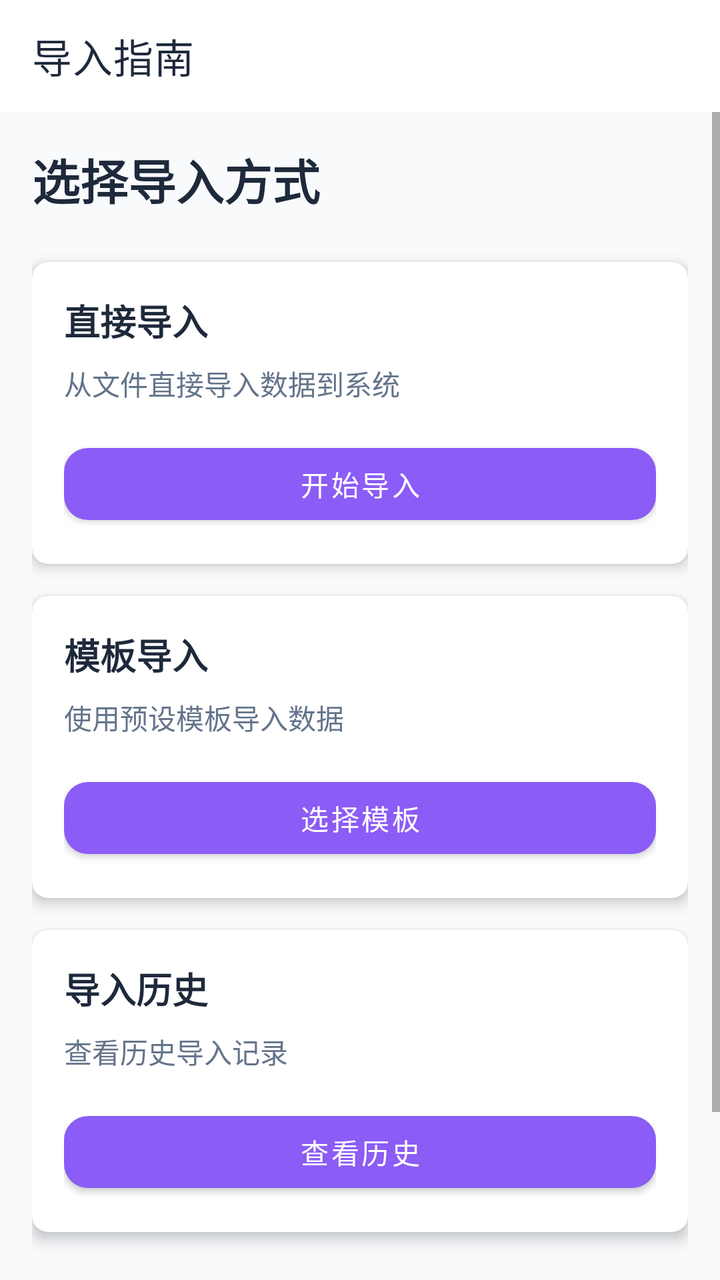
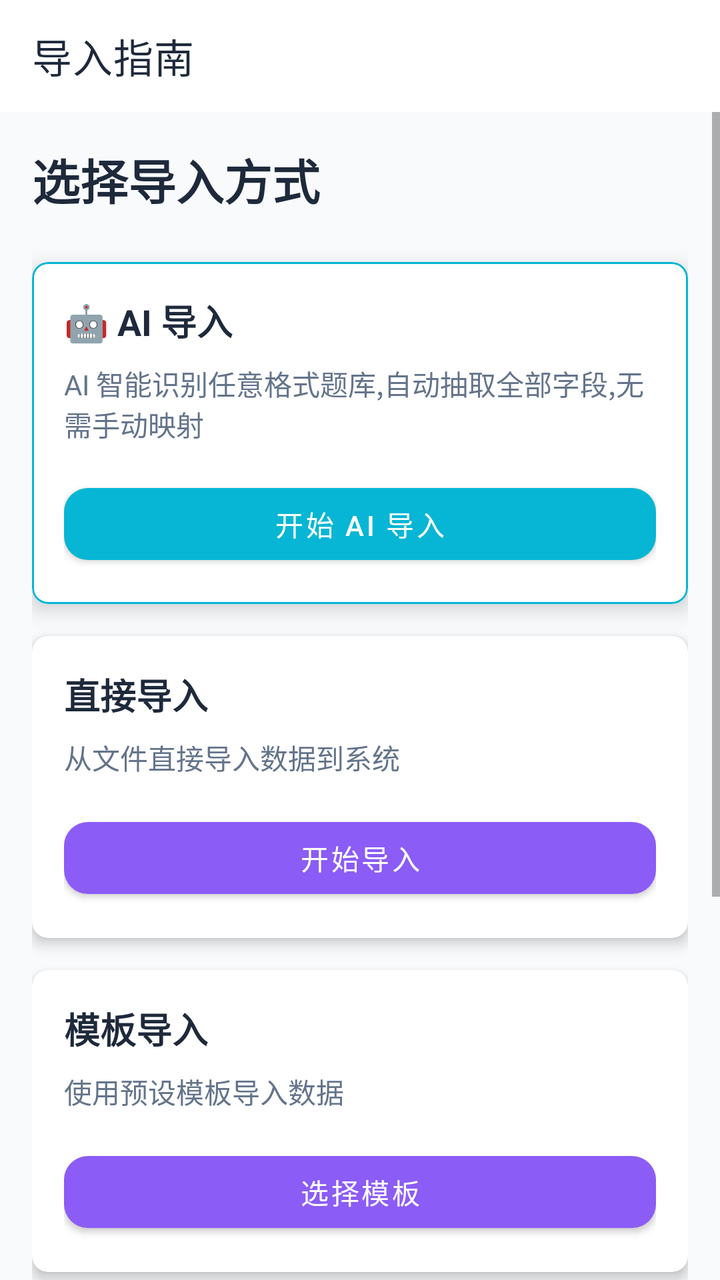

An Android layout rendered at two revisions. The XML below is the earlier revision; the diff shows what the commit changed to produce the second picture.
<!-- AndroidManifest.xml: application theme Theme.OilQuizApp -->
<!-- res/layout/activity_import_guide.xml -->
<?xml version="1.0" encoding="utf-8"?>
<LinearLayout xmlns:android="http://schemas.android.com/apk/res/android"
    xmlns:app="http://schemas.android.com/apk/res-auto"
    xmlns:tools="http://schemas.android.com/tools"
    android:layout_width="match_parent"
    android:layout_height="match_parent"
    android:orientation="vertical"
    android:background="@color/background"
    tools:context=".ui.activity.ImportGuideActivity">

    <com.google.android.material.appbar.AppBarLayout
        android:layout_width="match_parent"
        android:layout_height="wrap_content"
        app:elevation="0dp">
        <androidx.appcompat.widget.Toolbar
            android:id="@+id/toolbar"
            android:layout_width="match_parent"
            android:layout_height="?attr/actionBarSize"
            android:background="@color/surface"
            app:title="导入指南"
            app:titleTextColor="@color/on_surface"/>
    </com.google.android.material.appbar.AppBarLayout>

    <ScrollView
        android:layout_width="match_parent"
        android:layout_height="0dp"
        android:layout_weight="1">
        <LinearLayout
            android:layout_width="match_parent"
            android:layout_height="wrap_content"
            android:orientation="vertical"
            android:padding="16dp">

            <TextView
                android:layout_width="match_parent"
                android:layout_height="wrap_content"
                android:text="选择导入方式"
                android:textSize="24sp"
                android:textStyle="bold"
                android:textColor="@color/on_surface"
                android:layout_marginBottom="24dp"/>

            <com.google.android.material.card.MaterialCardView
                android:id="@+id/cardDirectImport"
                android:layout_width="match_parent"
                android:layout_height="wrap_content"
                app:cardElevation="4dp"
                app:cardCornerRadius="8dp"
                android:layout_marginBottom="16dp">
                <LinearLayout
                    android:layout_width="match_parent"
                    android:layout_height="wrap_content"
                    android:orientation="vertical"
                    android:padding="16dp">
                    <TextView
                        android:layout_width="match_parent"
                        android:layout_height="wrap_content"
                        android:text="直接导入"
                        android:textSize="18sp"
                        android:textStyle="bold"
                        android:textColor="@color/on_surface"
                        android:layout_marginBottom="8dp"/>
                    <TextView
                        android:layout_width="match_parent"
                        android:layout_height="wrap_content"
                        android:text="从文件直接导入数据到系统"
                        android:textSize="14sp"
                        android:textColor="@color/text_secondary"
                        android:layout_marginBottom="16dp"/>
                    <com.google.android.material.button.MaterialButton
                        android:id="@+id/btnDirectImport"
                        android:layout_width="match_parent"
                        android:layout_height="48dp"
                        android:text="开始导入"
                        app:backgroundTint="@color/primary"
                        android:textColor="@android:color/white"
                        app:cornerRadius="12dp"
                        android:textAllCaps="false"/>
                </LinearLayout>
            </com.google.android.material.card.MaterialCardView>

            <com.google.android.material.card.MaterialCardView
                android:id="@+id/cardTemplateImport"
                android:layout_width="match_parent"
                android:layout_height="wrap_content"
                app:cardElevation="4dp"
                app:cardCornerRadius="8dp"
                android:layout_marginBottom="16dp">
                <LinearLayout
                    android:layout_width="match_parent"
                    android:layout_height="wrap_content"
                    android:orientation="vertical"
                    android:padding="16dp">
                    <TextView
                        android:layout_width="match_parent"
                        android:layout_height="wrap_content"
                        android:text="模板导入"
                        android:textSize="18sp"
                        android:textStyle="bold"
                        android:textColor="@color/on_surface"
                        android:layout_marginBottom="8dp"/>
                    <TextView
                        android:layout_width="match_parent"
                        android:layout_height="wrap_content"
                        android:text="使用预设模板导入数据"
                        android:textSize="14sp"
                        android:textColor="@color/text_secondary"
                        android:layout_marginBottom="16dp"/>
                    <com.google.android.material.button.MaterialButton
                        android:id="@+id/btnTemplateImport"
                        android:layout_width="match_parent"
                        android:layout_height="48dp"
                        android:text="选择模板"
                        app:backgroundTint="@color/primary"
                        android:textColor="@android:color/white"
                        app:cornerRadius="12dp"
                        android:textAllCaps="false"/>
                </LinearLayout>
            </com.google.android.material.card.MaterialCardView>

            <com.google.android.material.card.MaterialCardView
                android:id="@+id/cardHistory"
                android:layout_width="match_parent"
                android:layout_height="wrap_content"
                app:cardElevation="4dp"
                app:cardCornerRadius="8dp"
                android:layout_marginBottom="16dp">
                <LinearLayout
                    android:layout_width="match_parent"
                    android:layout_height="wrap_content"
                    android:orientation="vertical"
                    android:padding="16dp">
                    <TextView
                        android:layout_width="match_parent"
                        android:layout_height="wrap_content"
                        android:text="导入历史"
                        android:textSize="18sp"
                        android:textStyle="bold"
                        android:textColor="@color/on_surface"
                        android:layout_marginBottom="8dp"/>
                    <TextView
                        android:layout_width="match_parent"
                        android:layout_height="wrap_content"
                        android:text="查看历史导入记录"
                        android:textSize="14sp"
                        android:textColor="@color/text_secondary"
                        android:layout_marginBottom="16dp"/>
                    <com.google.android.material.button.MaterialButton
                        android:id="@+id/btnViewHistory"
                        android:layout_width="match_parent"
                        android:layout_height="48dp"
                        android:text="查看历史"
                        app:backgroundTint="@color/primary"
                        android:textColor="@android:color/white"
                        app:cornerRadius="12dp"
                        android:textAllCaps="false"/>
                </LinearLayout>
            </com.google.android.material.card.MaterialCardView>

            <TextView
                android:layout_width="match_parent"
                android:layout_height="wrap_content"
                android:text="支持的文件格式"
                android:textSize="18sp"
                android:textStyle="bold"
                android:textColor="@color/on_surface"
                android:layout_marginTop="24dp"
                android:layout_marginBottom="16dp"/>

            <LinearLayout
                android:id="@+id/layoutSupportedFormats"
                android:layout_width="match_parent"
                android:layout_height="wrap_content"
                android:orientation="horizontal"
                android:layout_marginBottom="24dp"/>

        </LinearLayout>
    </ScrollView>

</LinearLayout>
<!-- resources referenced by this layout -->
<resources>
  <color name="background">#F8FAFC</color>
  <color name="on_surface">#1E293B</color>
  <color name="primary">#8B5CF6</color>
  <color name="surface">#FFFFFF</color>
  <color name="text_secondary">#64748B</color>
  <style name="Theme.OilQuizApp" parent="Theme.OilQuizApp.Base" />
  <style name="Theme.OilQuizApp.Base" parent="Theme.MaterialComponents.DayNight.NoActionBar">
          <item name="colorPrimary">@color/primary</item>
          <item name="colorPrimaryVariant">@color/primary_dark</item>
          <item name="colorOnPrimary">@color/on_primary</item>
          <item name="colorSecondary">@color/secondary</item>
          <item name="colorSecondaryVariant">@color/secondary_container</item>
          <item name="colorOnSecondary">@color/on_secondary</item>
          <item name="android:statusBarColor">@color/primary_dark</item>
          <item name="android:windowBackground">@color/background</item>
          <item name="colorSurface">@color/surface</item>
          <item name="colorOnSurface">@color/on_surface</item>
          <item name="colorError">@color/error</item>
          <item name="colorOnError">@color/on_error</item>
          
          <item name="colorOnSurfaceVariant">@color/on_surface_variant</item>
          <item name="colorBackground">@color/background</item>
          <item name="colorOnBackground">@color/on_background</item>
      </style>
  <color name="primary_dark">#7C3AED</color>
  <color name="on_primary">#FFFFFF</color>
  <color name="secondary">#06B6D4</color>
  <color name="secondary_container">#CFFAFE</color>
  <color name="on_secondary">#FFFFFF</color>
  <color name="error">#EF4444</color>
  <color name="on_error">#FFFFFF</color>
  <color name="on_surface_variant">#64748B</color>
  <color name="on_background">#1E293B</color>
</resources>

<!-- the commit's change to res/layout/activity_import_guide.xml (unified diff, before → after) -->
@@ -41,6 +41,47 @@
                 android:layout_marginBottom="24dp"/>
 
             <com.google.android.material.card.MaterialCardView
+                android:id="@+id/cardAIImport"
+                android:layout_width="match_parent"
+                android:layout_height="wrap_content"
+                app:cardElevation="6dp"
+                app:cardCornerRadius="8dp"
+                app:strokeWidth="1dp"
+                app:strokeColor="@color/secondary"
+                android:layout_marginBottom="16dp">
+                <LinearLayout
+                    android:layout_width="match_parent"
+                    android:layout_height="wrap_content"
+                    android:orientation="vertical"
+                    android:padding="16dp">
+                    <TextView
+                        android:layout_width="match_parent"
+                        android:layout_height="wrap_content"
+                        android:text="🤖 AI 导入"
+                        android:textSize="18sp"
+                        android:textStyle="bold"
+                        android:textColor="@color/on_surface"
+                        android:layout_marginBottom="8dp"/>
+                    <TextView
+                        android:layout_width="match_parent"
+                        android:layout_height="wrap_content"
+                        android:text="AI 智能识别任意格式题库,自动抽取全部字段,无需手动映射"
+                        android:textSize="14sp"
+                        android:textColor="@color/text_secondary"
+                        android:layout_marginBottom="16dp"/>
+                    <com.google.android.material.button.MaterialButton
+                        android:id="@+id/btnAIImport"
+                        android:layout_width="match_parent"
+                        android:layout_height="48dp"
+                        android:text="开始 AI 导入"
+                        app:backgroundTint="@color/secondary"
+                        android:textColor="@android:color/white"
+                        app:cornerRadius="12dp"
+                        android:textAllCaps="false"/>
+                </LinearLayout>
+            </com.google.android.material.card.MaterialCardView>
+
+            <com.google.android.material.card.MaterialCardView
                 android:id="@+id/cardDirectImport"
                 android:layout_width="match_parent"
                 android:layout_height="wrap_content"
